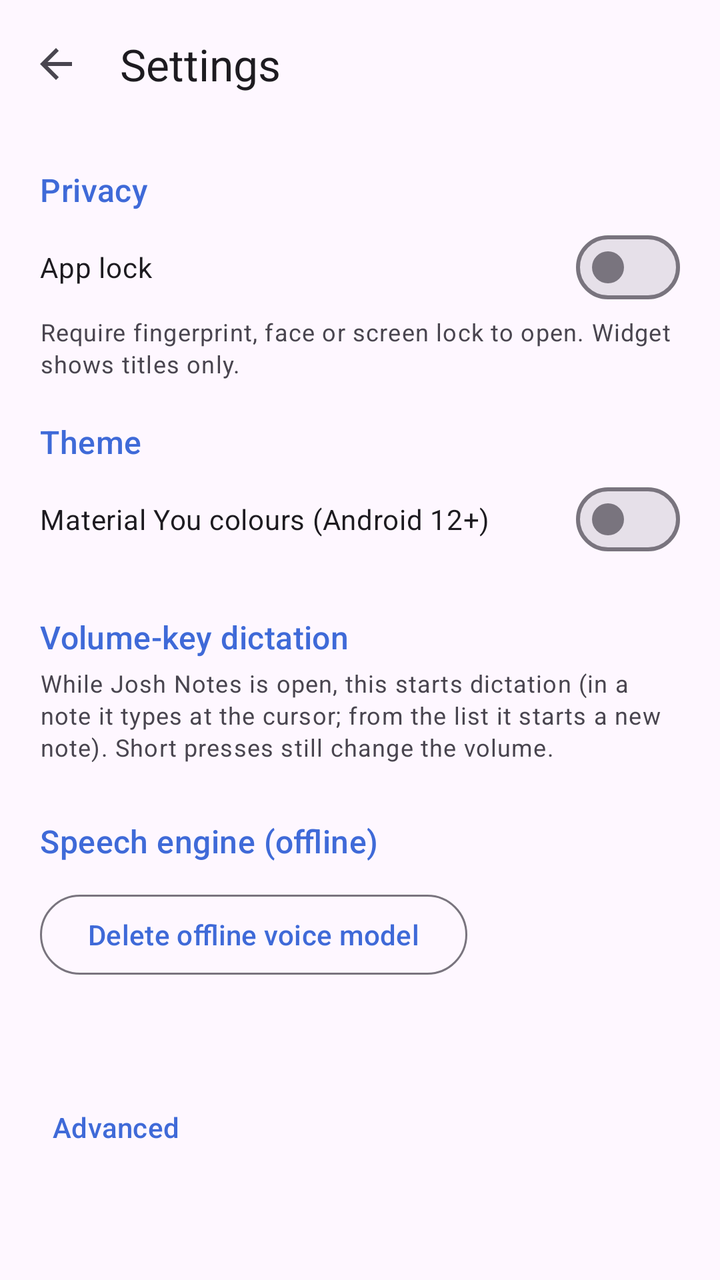
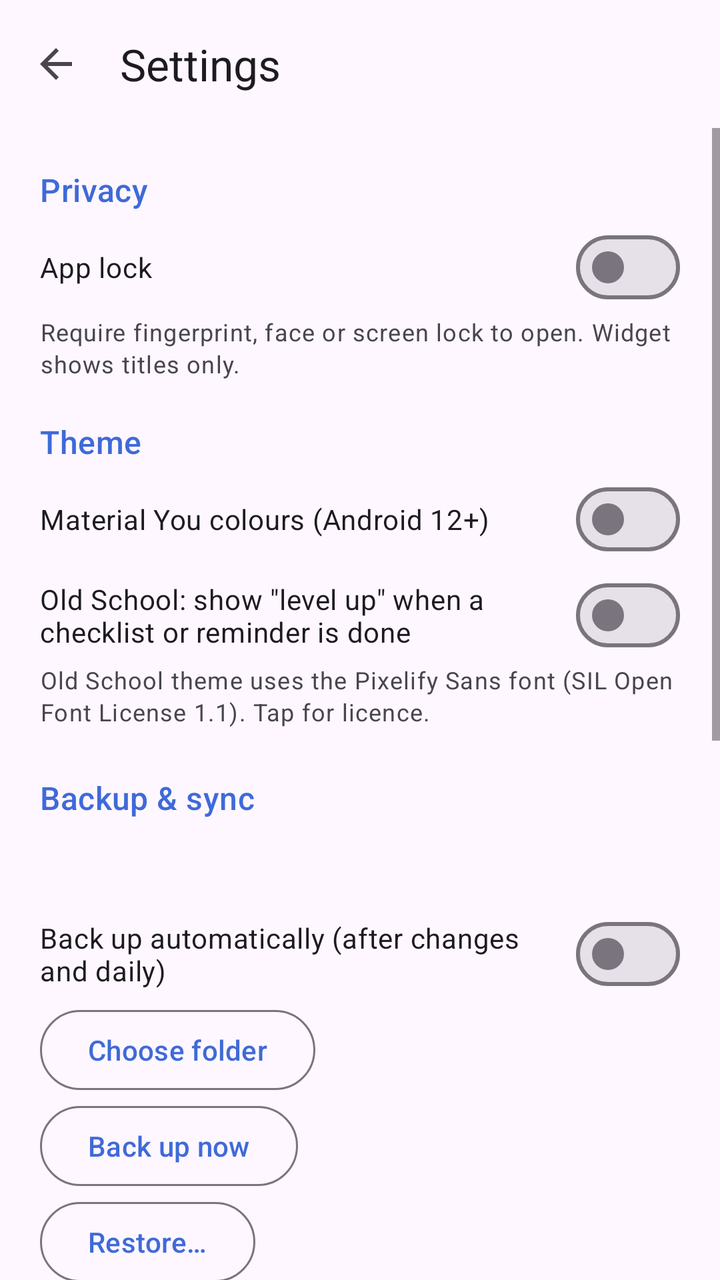

Two renders of the same Android screen: before a commit and after it. Below are the layout's source before the change and the commit's diff.
<!-- AndroidManifest.xml: application theme Theme.JoshNotes -->
<!-- res/layout/activity_settings.xml -->
<?xml version="1.0" encoding="utf-8"?>
<LinearLayout xmlns:android="http://schemas.android.com/apk/res/android"
    xmlns:app="http://schemas.android.com/apk/res-auto"
    android:id="@+id/root"
    android:layout_width="match_parent"
    android:layout_height="match_parent"
    android:orientation="vertical">
    <com.google.android.material.appbar.MaterialToolbar
        android:id="@+id/toolbar"
        android:layout_width="match_parent"
        android:layout_height="?attr/actionBarSize"
        app:navigationIcon="?attr/homeAsUpIndicator"
        app:title="@string/settings" />
    <ScrollView
        android:layout_width="match_parent"
        android:layout_height="match_parent">
        <LinearLayout
            android:layout_width="match_parent"
            android:layout_height="wrap_content"
            android:orientation="vertical"
            android:padding="20dp">
            <TextView
                style="@style/SettingsHeader"
                android:text="@string/privacy" />
            <com.google.android.material.materialswitch.MaterialSwitch
                android:id="@+id/app_lock"
                android:layout_width="match_parent"
                android:layout_height="wrap_content"
                android:text="@string/app_lock" />
            <TextView
                android:id="@+id/app_lock_desc"
                android:layout_width="wrap_content"
                android:layout_height="wrap_content"
                android:layout_marginBottom="20dp"
                android:text="@string/app_lock_desc"
                android:textAppearance="?attr/textAppearanceBodySmall"
                android:textColor="?attr/colorOnSurfaceVariant" />

            <TextView
                style="@style/SettingsHeader"
                android:text="@string/theme" />
            <RadioGroup
                android:id="@+id/theme_group"
                android:layout_width="match_parent"
                android:layout_height="wrap_content" />
            <com.google.android.material.materialswitch.MaterialSwitch
                android:id="@+id/dynamic_color"
                android:layout_width="match_parent"
                android:layout_height="wrap_content"
                android:text="@string/dynamic_color" />

            <TextView
                style="@style/SettingsHeader"
                android:layout_marginTop="24dp"
                android:text="@string/dictation_trigger" />
            <TextView
                android:layout_width="wrap_content"
                android:layout_height="wrap_content"
                android:text="@string/dictation_trigger_help"
                android:textAppearance="?attr/textAppearanceBodySmall"
                android:textColor="?attr/colorOnSurfaceVariant" />
            <RadioGroup
                android:id="@+id/trigger_group"
                android:layout_width="match_parent"
                android:layout_height="wrap_content"
                android:layout_marginTop="4dp" />

            <TextView
                style="@style/SettingsHeader"
                android:layout_marginTop="24dp"
                android:text="@string/dictation_engine_title" />
            <RadioGroup
                android:id="@+id/engine_group"
                android:layout_width="match_parent"
                android:layout_height="wrap_content" />
            <com.google.android.material.button.MaterialButton
                android:id="@+id/delete_model"
                style="?attr/materialButtonOutlinedStyle"
                android:layout_width="wrap_content"
                android:layout_height="wrap_content"
                android:layout_marginTop="8dp"
                android:text="@string/delete_model" />

            <TextView
                android:id="@+id/version_text"
                android:layout_width="wrap_content"
                android:layout_height="wrap_content"
                android:layout_marginTop="32dp"
                android:textAppearance="?attr/textAppearanceBodySmall"
                android:textColor="?attr/colorOutline" />
            <com.google.android.material.button.MaterialButton
                android:id="@+id/advanced_toggle"
                style="?attr/borderlessButtonStyle"
                android:layout_width="wrap_content"
                android:layout_height="wrap_content"
                android:paddingStart="0dp"
                android:text="@string/advanced" />
            <LinearLayout
                android:id="@+id/advanced_box"
                android:layout_width="match_parent"
                android:layout_height="wrap_content"
                android:orientation="vertical"
                android:visibility="gone">
                <com.google.android.material.button.MaterialButton
                    android:id="@+id/update_url_btn"
                    style="?attr/materialButtonOutlinedStyle"
                    android:layout_width="wrap_content"
                    android:layout_height="wrap_content"
                    android:text="@string/update_url" />
            </LinearLayout>
        </LinearLayout>
    </ScrollView>
</LinearLayout>
<!-- resources referenced by this layout -->
<resources>
  <string name="advanced">Advanced</string>
  <string name="app_lock">App lock</string>
  <string name="app_lock_desc">Require fingerprint, face or screen lock to open. Widget shows titles only.</string>
  <string name="delete_model">Delete offline voice model</string>
  <string name="dictation_engine_title">Speech engine (offline)</string>
  <string name="dictation_trigger">Volume-key dictation</string>
  <string name="dictation_trigger_help">While Josh Notes is open, this starts dictation (in a note it types at the cursor; from the list it starts a new note). Short presses still change the volume.</string>
  <string name="dynamic_color">Material You colours (Android 12+)</string>
  <string name="privacy">Privacy</string>
  <string name="settings">Settings</string>
  <string name="theme">Theme</string>
  <string name="update_url">Update source URL</string>
  <style name="SettingsHeader">
          <item name="android:layout_width">wrap_content</item>
          <item name="android:layout_height">wrap_content</item>
          <item name="android:layout_marginBottom">4dp</item>
          <item name="android:textAppearance">?attr/textAppearanceTitleMedium</item>
          <item name="android:textColor">?attr/colorPrimary</item>
      </style>
  <style name="Theme.JoshNotes" parent="Theme.Material3.DayNight.NoActionBar">
          <item name="colorPrimary">@color/seed</item>
      </style>
  <color name="seed">#3F6AD8</color>
</resources>

<!-- the commit's change to res/layout/activity_settings.xml (unified diff, before → after) -->
@@ -48,6 +48,81 @@
                 android:layout_width="match_parent"
                 android:layout_height="wrap_content"
                 android:text="@string/dynamic_color" />
+            <com.google.android.material.materialswitch.MaterialSwitch
+                android:id="@+id/level_ups"
+                android:layout_width="match_parent"
+                android:layout_height="wrap_content"
+                android:text="Old School: show &quot;level up&quot; when a checklist or reminder is done" />
+            <TextView
+                android:id="@+id/font_credit"
+                android:layout_width="wrap_content"
+                android:layout_height="wrap_content"
+                android:text="Old School theme uses the Pixelify Sans font (SIL Open Font License 1.1). Tap for licence."
+                android:textAppearance="?attr/textAppearanceBodySmall"
+                android:textColor="?attr/colorOnSurfaceVariant" />
+
+            <TextView
+                style="@style/SettingsHeader"
+                android:layout_marginTop="24dp"
+                android:text="@string/backup_title" />
+            <TextView
+                android:id="@+id/backup_folder"
+                android:layout_width="match_parent"
+                android:layout_height="wrap_content"
+                android:textAppearance="?attr/textAppearanceBodyMedium" />
+            <TextView
+                android:id="@+id/backup_status"
+                android:layout_width="match_parent"
+                android:layout_height="wrap_content"
+                android:layout_marginTop="4dp"
+                android:textAppearance="?attr/textAppearanceBodySmall"
+                android:textColor="?attr/colorOnSurfaceVariant" />
+            <com.google.android.material.materialswitch.MaterialSwitch
+                android:id="@+id/backup_auto"
+                android:layout_width="match_parent"
+                android:layout_height="wrap_content"
+                android:text="@string/backup_auto" />
+            <LinearLayout
+                android:id="@+id/backup_buttons"
+                android:layout_width="match_parent"
+                android:layout_height="wrap_content"
+                android:orientation="vertical">
+                <com.google.android.material.button.MaterialButton
+                    android:id="@+id/backup_choose"
+                    style="?attr/materialButtonOutlinedStyle"
+                    android:layout_width="wrap_content"
+                    android:layout_height="wrap_content"
+                    android:layout_marginEnd="8dp"
+                    android:text="@string/backup_choose" />
+                <com.google.android.material.button.MaterialButton
+                    android:id="@+id/backup_now"
+                    style="?attr/materialButtonOutlinedStyle"
+                    android:layout_width="wrap_content"
+                    android:layout_height="wrap_content"
+                    android:layout_marginEnd="8dp"
+                    android:text="@string/backup_now" />
+                <com.google.android.material.button.MaterialButton
+                    android:id="@+id/backup_restore"
+                    style="?attr/materialButtonOutlinedStyle"
+                    android:layout_width="wrap_content"
+                    android:layout_height="wrap_content"
+                    android:text="@string/backup_restore" />
+            </LinearLayout>
+            <TextView
+                android:layout_width="wrap_content"
+                android:layout_height="wrap_content"
+                android:text="@string/backup_help"
+                android:textAppearance="?attr/textAppearanceBodySmall"
+                android:textColor="?attr/colorOnSurfaceVariant" />
+
+            <TextView
+                style="@style/SettingsHeader"
+                android:layout_marginTop="24dp"
+                android:text="@string/voice_action_title" />
+            <RadioGroup
+                android:id="@+id/voice_group"
+                android:layout_width="match_parent"
+                android:layout_height="wrap_content" />
 
             <TextView
                 style="@style/SettingsHeader"
<!-- resource entries referenced after the edit -->
@@ -3,6 +3,12 @@
   <string name="advanced">Advanced</string>
   <string name="app_lock">App lock</string>
   <string name="app_lock_desc">Require fingerprint, face or screen lock to open. Widget shows titles only.</string>
+  <string name="backup_auto">Back up automatically (after changes and daily)</string>
+  <string name="backup_choose">Choose folder</string>
+  <string name="backup_help">Pick a folder on this phone or in a cloud app that offers folders here (e.g. OneDrive, Dropbox, Nextcloud). The last 10 backups are kept, including photos and voice memos. To sync between phones, choose the same cloud folder on both. Note: the Google Drive app doesn\'t offer folder access on most phones — use a folder that Drive syncs, or Export backup from the menu.</string>
+  <string name="backup_now">Back up now</string>
+  <string name="backup_restore">Restore…</string>
+  <string name="backup_title">Backup &amp; sync</string>
   <string name="delete_model">Delete offline voice model</string>
   <string name="dictation_engine_title">Speech engine (offline)</string>
   <string name="dictation_trigger">Volume-key dictation</string>
@@ -12,6 +18,7 @@
   <string name="settings">Settings</string>
   <string name="theme">Theme</string>
   <string name="update_url">Update source URL</string>
+  <string name="voice_action_title">Mic button, widget mic &amp; volume keys</string>
   <style name="SettingsHeader">
           <item name="android:layout_width">wrap_content</item>
           <item name="android:layout_height">wrap_content</item>
